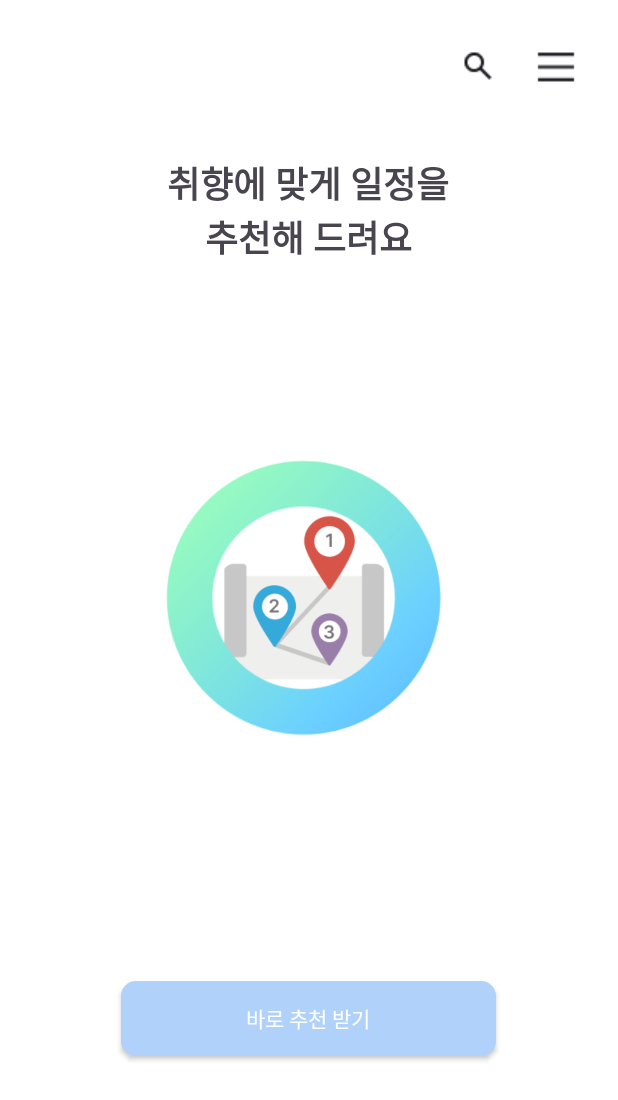
After one commit to pys-study/Pathfinder-frontend, an Android app: the layout fragment_start_travel.xml on its own in the app's theme, with its tools: preview values and no code run, on a phone screen of 412 x 824 dp. The commit adds this screen. Shown: the top 1100 px of the screen. Run offline under Robolectric (Android 15) with nearby library versions, the phone set to English and light mode, and no system bars.

Commit message:
Feat : StartTravel 구현

```diff
--- a/app/src/main/java/com/example/pathfinder/StartFragment.java
+++ b/app/src/main/java/com/example/pathfinder/StartFragment.java
@@ -89,6 +89,7 @@ public class StartFragment extends Fragment {
         UserApiClient.getInstance().me((user, throwable) -> {
             if (user != null) {
                 Log.println(Log.INFO, "SignUpFragment", "사용자 정보 요청 성공");
+                // SharedViewModel에 닉네임 저장
                 viewModel.setNickname(user.getKakaoAccount().getProfile().getNickname());
                 // NickNameFragment로 이동
                 navController.navigate(R.id.action_startFragment_to_nickNameFragment);
--- a/app/src/main/res/layout/activity_main.xml
+++ b/app/src/main/res/layout/activity_main.xml
@@ -10,8 +10,9 @@
         android:id="@+id/navHostFragment"
         android:name="androidx.navigation.fragment.NavHostFragment"
         android:layout_width="match_parent"
-        android:layout_height="match_parent"
+        android:layout_height="0dp"
         app:defaultNavHost="true"
+        app:layout_constraintBottom_toTopOf="@+id/bottomNavigationView"
         app:layout_constraintEnd_toEndOf="parent"
         app:layout_constraintStart_toStartOf="parent"
         app:layout_constraintTop_toTopOf="parent"
--- a/app/src/main/res/layout/fragment_nick_name.xml
+++ b/app/src/main/res/layout/fragment_nick_name.xml
@@ -43,7 +43,7 @@
         app:layout_constraintTop_toTopOf="parent" />
 
     <androidx.appcompat.widget.AppCompatButton
-        android:id="@+id/button2"
+        android:id="@+id/btn_nickName_check"
         android:layout_width="250dp"
         android:layout_height="50dp"
         android:layout_marginTop="100dp"
--- /dev/null
+++ b/app/src/main/res/layout/fragment_start_travel.xml
@@ -0,0 +1,67 @@
+<?xml version="1.0" encoding="utf-8"?>
+<androidx.constraintlayout.widget.ConstraintLayout xmlns:android="http://schemas.android.com/apk/res/android"
+    xmlns:app="http://schemas.android.com/apk/res-auto"
+    xmlns:tools="http://schemas.android.com/tools"
+    android:layout_width="match_parent"
+    android:layout_height="match_parent"
+    android:background="@color/white">
+
+    <ImageView
+        android:id="@+id/imageView2"
+        android:layout_width="232dp"
+        android:layout_height="249dp"
+        android:layout_marginTop="100dp"
+        app:layout_constraintEnd_toEndOf="parent"
+        app:layout_constraintStart_toStartOf="parent"
+        app:layout_constraintTop_toBottomOf="@+id/textView3"
+        app:srcCompat="@drawable/start_travel" />
+
+    <TextView
+        android:id="@+id/textView3"
+        android:layout_width="202dp"
+        android:layout_height="70dp"
+        android:layout_marginTop="104dp"
+        android:gravity="center"
+        android:text="취향에 맞게 일정을 추천해 드려요"
+        android:textSize="24dp"
+        android:textStyle="bold"
+        app:layout_constraintEnd_toEndOf="parent"
+        app:layout_constraintHorizontal_bias="0.497"
+        app:layout_constraintStart_toStartOf="parent"
+        app:layout_constraintTop_toTopOf="parent" />
+
+    <ImageView
+        android:id="@+id/imageView3"
+        android:layout_width="24dp"
+        android:layout_height="24dp"
+        android:layout_marginTop="32dp"
+        app:layout_constraintEnd_toEndOf="parent"
+        app:layout_constraintHorizontal_bias="0.79"
+        app:layout_constraintStart_toStartOf="parent"
+        app:layout_constraintTop_toTopOf="parent"
+        app:srcCompat="@drawable/search" />
+
+    <ImageView
+        android:id="@+id/imageView4"
+        android:layout_width="32dp"
+        android:layout_height="25dp"
+        android:layout_marginTop="32dp"
+        app:layout_constraintEnd_toEndOf="parent"
+        app:layout_constraintHorizontal_bias="0.934"
+        app:layout_constraintStart_toStartOf="parent"
+        app:layout_constraintTop_toTopOf="parent"
+        app:srcCompat="@drawable/density_medium" />
+
+    <androidx.appcompat.widget.AppCompatButton
+        android:id="@+id/btnStartRecommend"
+        android:layout_width="250dp"
+        android:layout_height="50dp"
+        android:layout_marginBottom="120dp"
+        android:background="@drawable/basic_btn"
+        android:text="바로 추천 받기"
+        android:textColor="@color/white"
+        app:layout_constraintBottom_toBottomOf="parent"
+        app:layout_constraintEnd_toEndOf="parent"
+        app:layout_constraintHorizontal_bias="0.496"
+        app:layout_constraintStart_toStartOf="parent" />
+</androidx.constraintlayout.widget.ConstraintLayout>
```
Also changed, not shown: app/src/main/java/com/example/pathfinder/NickNameFragment.java (+16 -0 lines), app/src/main/java/com/example/pathfinder/StartTravelFragment.java (added, +25 -0 lines), app/src/main/res/navigation/nav_graph.xml (+13 -4 lines), app/src/main/res/drawable/basic_btn.xml (renamed from app/src/main/res/drawable/sign_up_email_btn.xml), app/src/main/res/drawable/density_medium.png (added), app/src/main/res/drawable/search.png (added), app/src/main/res/drawable/start_travel.png (added).
